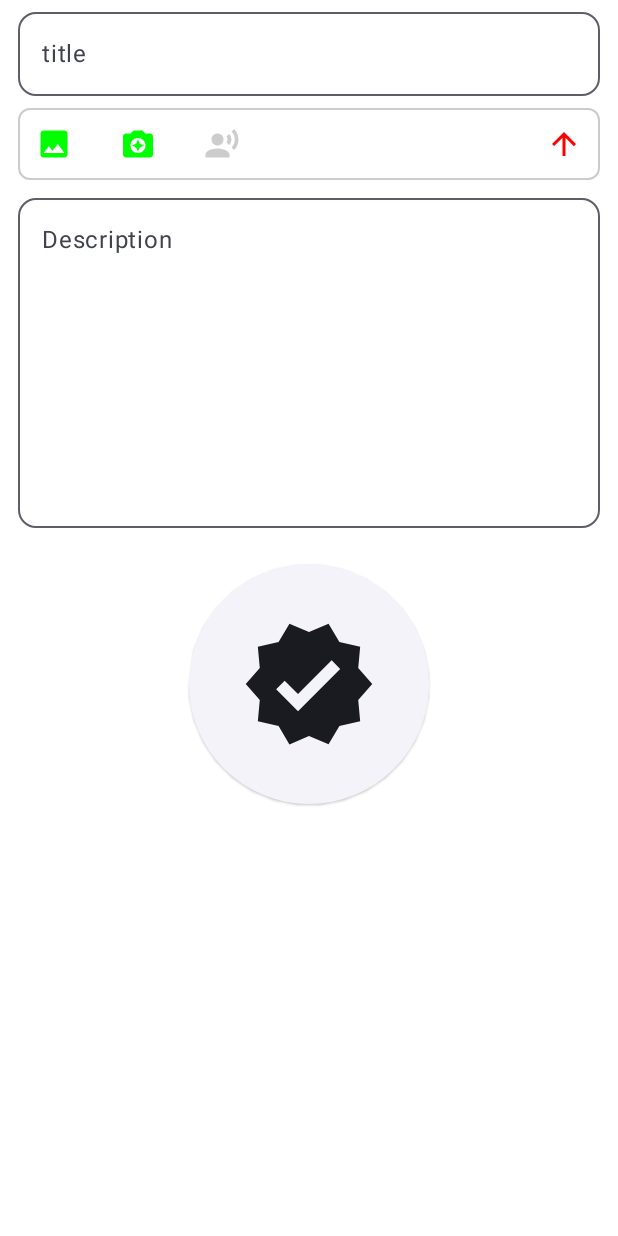
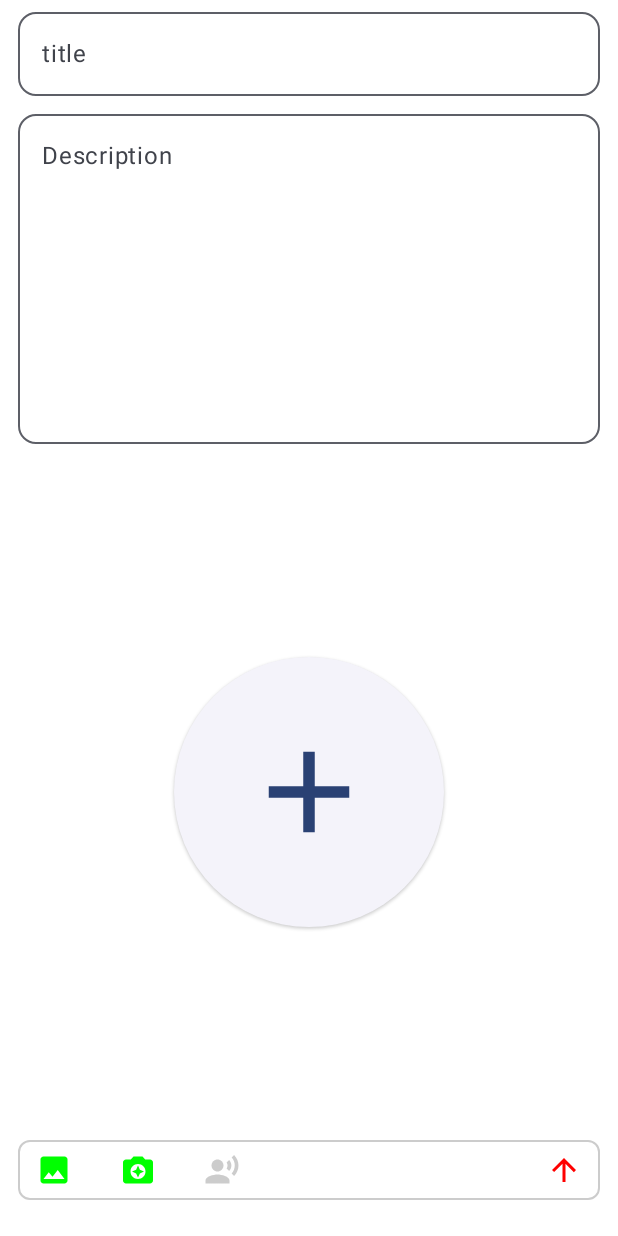
Before and after one commit to Amir-mohsenian/VisualTodo, an Android app built with Jetpack Compose: the @Preview function AddTaskScreenPreview, on a phone screen of 412 x 824 dp. Run offline under Robolectric (Android 15) with nearby library versions, the phone set to English and light mode, and no system bars; our stand-ins replace Dagger/Hilt's generated code.

Commit message:
Navigate to main screen when task is submitted.

```diff
--- a/app/src/main/java/com/photo/mahsa/MainActivity.kt
+++ b/app/src/main/java/com/photo/mahsa/MainActivity.kt
@@ -26,6 +26,7 @@ import androidx.compose.runtime.getValue
 import androidx.compose.runtime.mutableStateOf
 import androidx.compose.runtime.remember
 import androidx.compose.runtime.rememberCoroutineScope
+import androidx.compose.runtime.saveable.rememberSaveable
 import androidx.compose.runtime.setValue
 import androidx.compose.ui.Modifier
 import androidx.compose.ui.draw.shadow
@@ -68,6 +69,7 @@ class MainActivity : ComponentActivity() {
                             Text(text = "Content")
                         }
                     },
+                    gesturesEnabled = isOnMainScreen,
                     drawerState = drawerState
                 ) {
                     Scaffold(
--- a/app/src/main/java/com/photo/mahsa/features/add_task/AddTaskRoute.kt
+++ b/app/src/main/java/com/photo/mahsa/features/add_task/AddTaskRoute.kt
@@ -9,6 +9,7 @@ import androidx.compose.foundation.border
 import androidx.compose.foundation.clickable
 import androidx.compose.foundation.layout.Box
 import androidx.compose.foundation.layout.Column
+import androidx.compose.foundation.layout.PaddingValues
 import androidx.compose.foundation.layout.Row
 import androidx.compose.foundation.layout.Spacer
 import androidx.compose.foundation.layout.fillMaxSize
@@ -17,6 +18,8 @@ import androidx.compose.foundation.layout.height
 import androidx.compose.foundation.layout.padding
 import androidx.compose.foundation.layout.size
 import androidx.compose.foundation.shape.CircleShape
+import androidx.compose.foundation.text.KeyboardActions
+import androidx.compose.foundation.text.KeyboardOptions
 import androidx.compose.material.icons.Icons
 import androidx.compose.material.icons.filled.ArrowDownward
 import androidx.compose.material.icons.filled.ArrowUpward
@@ -24,13 +27,14 @@ import androidx.compose.material.icons.filled.CameraEnhance
 import androidx.compose.material.icons.filled.Image
 import androidx.compose.material.icons.filled.LinearScale
 import androidx.compose.material.icons.filled.RecordVoiceOver
-import androidx.compose.material.icons.filled.Verified
-import androidx.compose.material3.ElevatedCard
+import androidx.compose.material.icons.twotone.Add
+import androidx.compose.material3.ElevatedButton
 import androidx.compose.material3.Icon
 import androidx.compose.material3.MaterialTheme
 import androidx.compose.material3.OutlinedTextField
 import androidx.compose.material3.Text
 import androidx.compose.runtime.Composable
+import androidx.compose.runtime.LaunchedEffect
 import androidx.compose.runtime.derivedStateOf
 import androidx.compose.runtime.getValue
 import androidx.compose.runtime.mutableStateOf
@@ -40,6 +44,7 @@ import androidx.compose.ui.Alignment
 import androidx.compose.ui.Modifier
 import androidx.compose.ui.graphics.Color
 import androidx.compose.ui.platform.LocalContext
+import androidx.compose.ui.text.input.ImeAction
 import androidx.compose.ui.tooling.preview.Preview
 import androidx.compose.ui.unit.dp
 import androidx.core.content.FileProvider
@@ -52,11 +57,16 @@ import java.io.File
 @Composable
 fun AddTaskRoute(
     viewModel: AddTaskViewModel,
-    onBackAction: () -> Unit,
-    onSubmit: () -> Unit
+    onBackAction: () -> Unit
 ) {
     val uiState by viewModel.uiState.collectAsStateWithLifecycle()
     val context = LocalContext.current
+
+    if (uiState.isAdded) {
+        LaunchedEffect(uiState) {
+            onBackAction()
+        }
+    }
 
     var galleryPath: String? by remember {
         mutableStateOf(null)
@@ -159,16 +169,6 @@ fun AddTaskScreen(
         mutableStateOf("")
     }
 
-    var imagePath: String by remember {
-        mutableStateOf("")
-    }
-
-    val priorityIcon = remember {
-        derivedStateOf {
-
-        }
-    }
-
     Column(modifier = Modifier.fillMaxSize()) {
         OutlinedTextField(
             modifier = Modifier
@@ -178,21 +178,102 @@ fun AddTaskScreen(
             onValueChange = setTitle,
             placeholder = { Text(text = "title") },
             singleLine = true,
-            shape = MaterialTheme.shapes.medium
+            shape = MaterialTheme.shapes.medium,
+            keyboardOptions = KeyboardOptions.Default.copy(
+                imeAction = ImeAction.Next
+            )
         )
 
+        OutlinedTextField(
+            modifier = Modifier
+                .padding(top = 12.dp, start = 12.dp, end = 12.dp)
+                .fillMaxWidth()
+                .height(220.dp),
+            value = desc,
+            onValueChange = setDesc,
+            placeholder = { Text(text = "Description") },
+            shape = MaterialTheme.shapes.medium,
+            keyboardOptions = KeyboardOptions.Default.copy(
+                imeAction = ImeAction.Done
+            ),
+            keyboardActions = KeyboardActions(
+                onDone = { onSubmit(title, desc) }
+            )
+        )
+
+        Box(
+            modifier = Modifier
+                .weight(1f)
+                .fillMaxWidth(), contentAlignment = Alignment.Center
+        ) {
+            ElevatedButton(
+                onClick = { onSubmit(title, desc) },
+                modifier = Modifier.size(180.dp),
+                shape = CircleShape
+            ) {
+                Icon(
+                    imageVector = Icons.TwoTone.Add,
+                    contentDescription = null,
+                    modifier = Modifier.size(92.dp)
+                )
+            }
+        }
+
+        AddMediaBar(
+            modifier = Modifier
+                .fillMaxWidth()
+                .padding(
+                    top = 8.dp,
+                    bottom = 8.dp,
+                    start = 12.dp,
+                    end = 12.dp
+                ),
+            paddingValues = PaddingValues(
+                start = 12.dp,
+                end = 12.dp,
+                bottom = 24.dp
+            ),
+            hasGalleryImage = pickedGallery,
+            hasCameraImage = pickedCamera,
+            hasVoice = false,
+            priority = priority,
+            onGalleryClick = onImageClick,
+            onCameraClick = onCameraClick,
+            onVoiceClick = { },
+            onPriorityClick = onPriorityClick
+        )
+    }
+
+}
+
+@Composable
+private fun AddMediaBar(
+    modifier: Modifier = Modifier,
+    paddingValues: PaddingValues,
+    hasGalleryImage: Boolean,
+    hasCameraImage: Boolean,
+    hasVoice: Boolean,
+    priority: TaskPriority,
+    onGalleryClick: () -> Unit,
+    onCameraClick: () -> Unit,
+    onVoiceClick: () -> Unit,
+    onPriorityClick: () -> Unit
+) {
     Row(
         modifier = Modifier
-                .padding(top = 8.dp, start = 12.dp, end = 12.dp)
-                .border(width = 1.dp, shape = MaterialTheme.shapes.small, color = Color.LightGray)
-                .fillMaxWidth()
-                .padding(top = 12.dp, bottom = 12.dp, start = 12.dp, end = 12.dp)
+            .padding(paddingValues)
+            .border(
+                width = 1.dp,
+                shape = MaterialTheme.shapes.small,
+                color = Color.LightGray
+            )
+            .then(modifier)
     ) {
         Icon(
-                modifier = Modifier.clickable { onImageClick() },
+            modifier = Modifier.clickable { onGalleryClick() },
             imageVector = Icons.Default.Image,
             contentDescription = null,
-                tint = if (!pickedGallery) Color.LightGray else Color.Green
+            tint = if (!hasGalleryImage) Color.LightGray else Color.Green
         )
 
         Icon(
@@ -201,14 +282,16 @@ fun AddTaskScreen(
                 .clickable { onCameraClick() },
             imageVector = Icons.Default.CameraEnhance,
             contentDescription = null,
-                tint = if (!pickedCamera) Color.LightGray else Color.Green
+            tint = if (!hasCameraImage) Color.LightGray else Color.Green
         )
 
         Icon(
-                modifier = Modifier.padding(start = 32.dp),
+            modifier = Modifier
+                .padding(start = 32.dp)
+                .clickable { onVoiceClick() },
             imageVector = Icons.Default.RecordVoiceOver,
             contentDescription = null,
-                tint = Color.LightGray
+            tint = if (!hasVoice) Color.LightGray else Color.Green
         )
 
         Spacer(modifier = Modifier.weight(1f))
@@ -228,38 +311,24 @@ fun AddTaskScreen(
             tint = priorityColor
         )
     }
+}
 
-        OutlinedTextField(
-            modifier = Modifier
-                .padding(top = 12.dp, start = 12.dp, end = 12.dp)
-                .fillMaxWidth()
-                .height(220.dp),
-            value = desc,
-            onValueChange = setDesc,
-            placeholder = { Text(text = "Description") },
-            shape = MaterialTheme.shapes.medium
-        )
-
-        ElevatedCard(
-            modifier = Modifier
-                .padding(top = 24.dp)
-                .align(Alignment.CenterHorizontally)
-                .size(160.dp)
-                .clickable { onSubmit(title, desc) },
-            shape = CircleShape
-        ) {
-            Box(contentAlignment = Alignment.Center, modifier = Modifier.fillMaxSize()) {
-                Icon(
-                    imageVector = Icons.Default.Verified,
-                    contentDescription = null,
-                    modifier = Modifier
-                        .size(92.dp)
-
-                )
+@Preview(showBackground = true)
+@Composable
+private fun AddMediaBarPreview() {
+    MahsaTheme {
+        AddMediaBar(
+            modifier = Modifier.padding(8.dp),
+            paddingValues = PaddingValues(start = 12.dp, end = 12.dp, bottom = 12.dp, top = 8.dp),
+            hasGalleryImage = true,
+            hasCameraImage = false,
+            hasVoice = true,
+            priority = TaskPriority.HIGH,
+            onGalleryClick = { /*TODO*/ },
+            onCameraClick = { /*TODO*/ },
+            onVoiceClick = { /*TODO*/ }) {
 
         }
-        }
-
     }
 }
 
--- a/app/src/main/java/com/photo/mahsa/navigation/AppNav.kt
+++ b/app/src/main/java/com/photo/mahsa/navigation/AppNav.kt
@@ -38,8 +38,9 @@ fun AppNavHost(
         composable(Screens.AddTask.route) {
             AddTaskRoute(
                 viewModel = hiltViewModel(),
-                onBackAction = {},
-                onSubmit = {}
+                onBackAction = {
+                    navController.popBackStack(Screens.AddTask.route, true)
+                }
             )
         }
 
--- a/app/src/main/res/values/strings.xml
+++ b/app/src/main/res/values/strings.xml
@@ -5,4 +5,5 @@
     <string name="title_sort_date_time">Date</string>
     <string name="title_empty_list">Empty List</string>
     <string name="message_add_task_validation">Task is not valid</string>
+    <string name="error_add_task">Error</string>
 </resources>
```
Also changed, not shown: app/src/main/java/com/photo/mahsa/features/add_task/AddTaskViewModel.kt (+7 -1 lines). Lines whose indentation alone changed are shown as unchanged.
